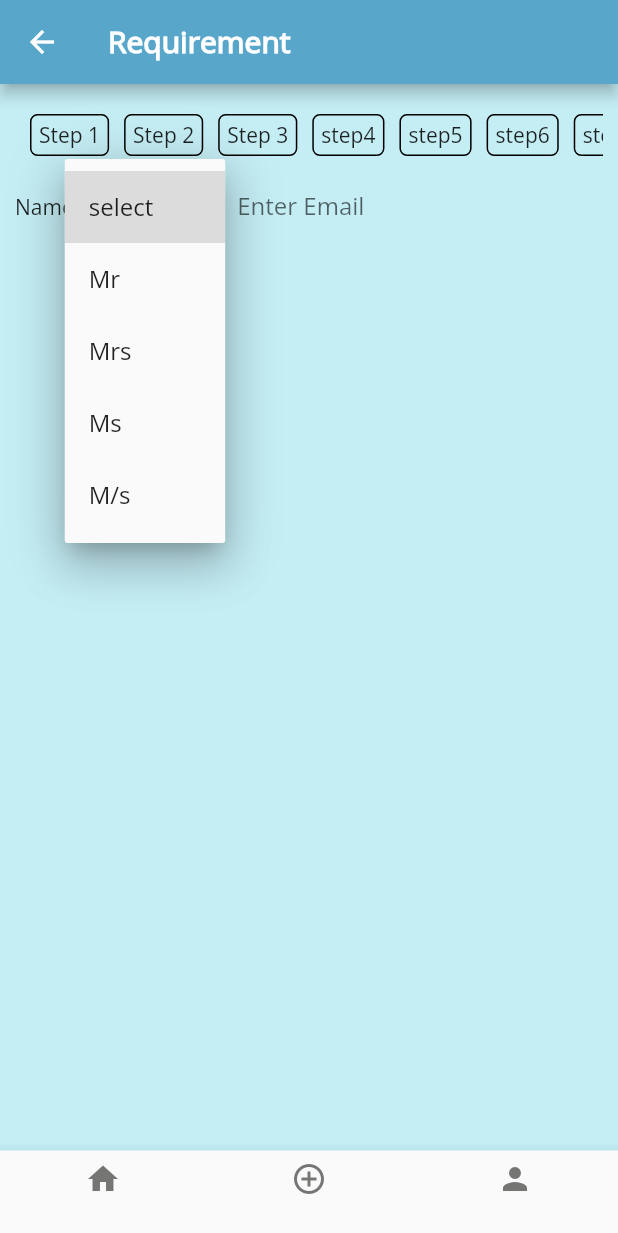
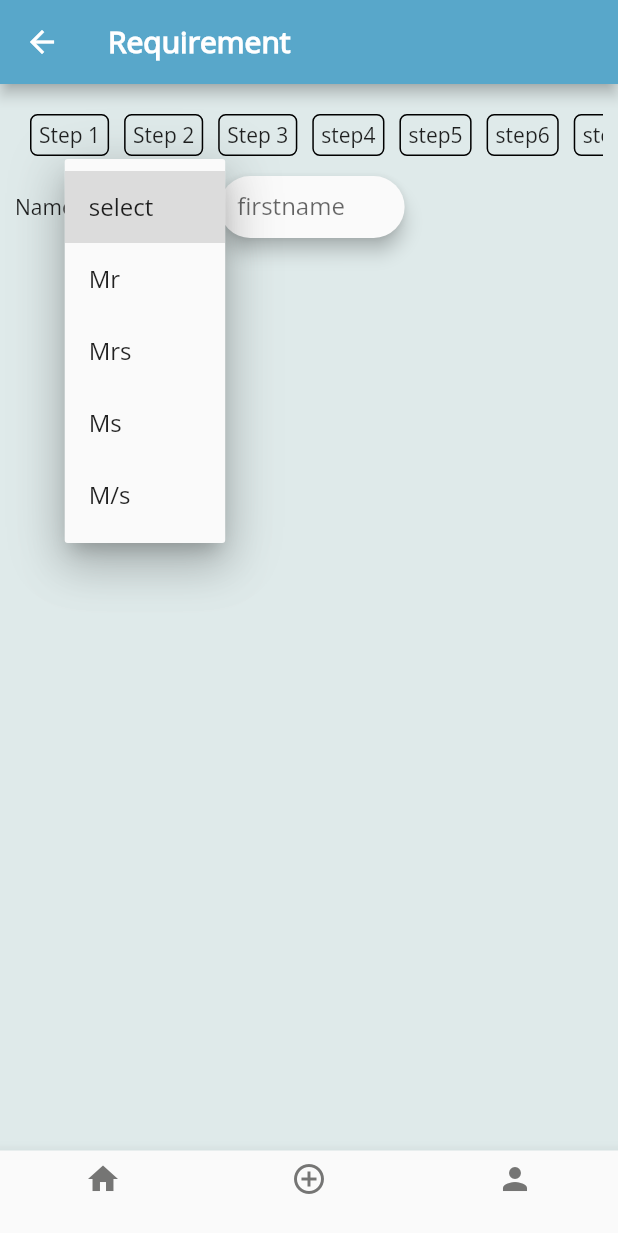
Before and after one commit to IntoloIt2/aashiyan, a Flutter app: the Requirement screen opened by its route, after a tap on "select", on a phone screen of 412 x 824 dp. Shown: the top 1233 px of the screen. Run offline on Flutter 3.47's test engine with Material 2 defaults, Android fonts, the phone set to English and light mode, and no system bars; our stand-ins replace carousel_slider; network calls fail.

Commit message:
working on requirements

```diff
--- a/lib/const.dart
+++ b/lib/const.dart
@@ -70,6 +70,7 @@ Color textColor2 = HexColor("#735a10");
 Color textColor = HexColor("#7e7e7e");
 Color primaryColor = HexColor("#58A7CA");
 Color lightColor = HexColor("#c4edf4");
+Color requirementColor = HexColor("#dfeaea");
 Color color3 = HexColor("#d5e7ea");
 Color iconColor = HexColor("#757574");
 
--- a/lib/view/residential/bunglow/requirement.dart
+++ b/lib/view/residential/bunglow/requirement.dart
@@ -16,7 +16,7 @@ class _RequirementState extends State<Requirement> {
   @override
   Widget build(BuildContext context) {
     return Scaffold(
-      backgroundColor: lightColor,
+      backgroundColor: requirementColor,
       appBar: buildAppbar("Requirement"),
       body: Container(
         margin: EdgeInsets.all(10),
@@ -52,18 +52,18 @@ class _RequirementState extends State<Requirement> {
                 SizedBox(
                   width: 20,
                 ),
-                Container(
-
-                  height: MediaQuery.of(context).size.height * 0.05,
-                  width: MediaQuery.of(context).size.width * 0.3,
-                  child: Center(
+                Material(
+                  elevation: 5,
+                  borderRadius: BorderRadius.all(Radius.circular(50)),
+                  child: Container(
+                    height: MediaQuery.of(context).size.height * 0.05,
+                    width: MediaQuery.of(context).size.width * 0.3,
                     child: TextFormField(
                       decoration: InputDecoration(
-                        labelText: "Enter Email",
+                        labelText: "firstname",
                         fillColor: Colors.white,
                         border: OutlineInputBorder(
                           borderSide: BorderSide.none,
-                          borderRadius: BorderRadius.circular(25.0),
                         ),
 
                         //fillColor: Colors.green
```
